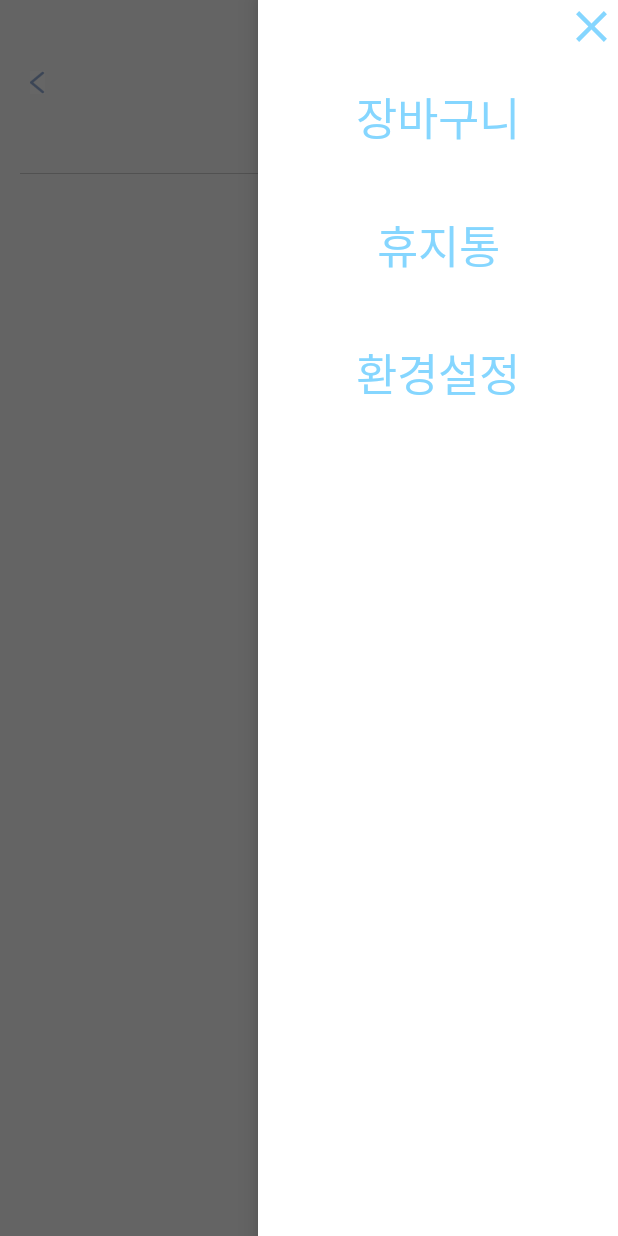
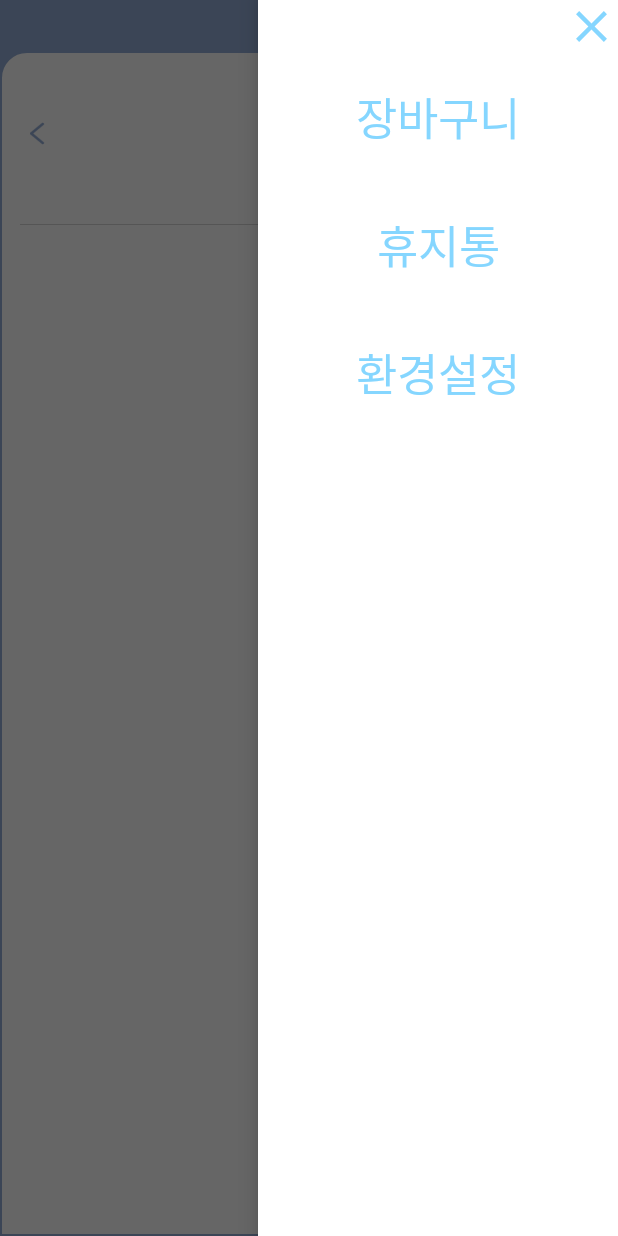
Before and after one commit to HyeonSeong-P/Naengbiseo, an Android app: the BasketFragment screen opened through its navigation route, with the side drawer open, on a phone screen of 412 x 824 dp. Run offline under Robolectric (Android 15) with nearby library versions, the phone set to English and light mode, and no system bars; our stand-ins replace Room's generated code; 4 statements that could not run were skipped.

Commit message:
Shopping cart(add at DB is not done)

```diff
--- a/NaengBiSeo/app/src/main/java/com/example/naengbiseo/fragment/BasketFragment.kt
+++ b/NaengBiSeo/app/src/main/java/com/example/naengbiseo/fragment/BasketFragment.kt
@@ -20,6 +20,7 @@ import com.example.naengbiseo.viewmodel.BasketViewModel
 import com.example.naengbiseo.viewmodel.BasketViewModelFactory
 import com.example.naengbiseo.viewmodel.FoodAddViewModel
 import com.example.naengbiseo.viewmodel.FoodAddViewModelFactory
+import kotlinx.android.synthetic.main.basket_food_item.*
 import kotlinx.android.synthetic.main.fragment_basket.*
 
 class BasketFragment :Fragment(){
@@ -48,5 +49,9 @@ class BasketFragment :Fragment(){
             Log.d("MSG","icons_data changed")
             viewAdapter.iconList = it
         })
+
+        backButtonInBasketFragment.setOnClickListener {
+            TODO()
+        }
     }
 }
--- a/NaengBiSeo/app/src/main/java/com/example/naengbiseo/viewmodel/BasketViewModel.kt
+++ b/NaengBiSeo/app/src/main/java/com/example/naengbiseo/viewmodel/BasketViewModel.kt
@@ -18,6 +18,12 @@ class BasketViewModel (private val foodDataRepository: FoodDataRepository): View
         _icons_data.setValue(iconList)
     }
 
+    fun delIcon(position: Int) {
+        var iconList: MutableList<FoodIcon> = icons_data.value!!
+        iconList.removeAt(position)
+        _icons_data.setValue(iconList)
+    }
+
     var TAG = javaClass.simpleName
 
     /** 뷰모델에서 모델로 데이터를 넣기위한거?*/
--- a/NaengBiSeo/app/src/main/res/drawable/category_underline.xml
+++ b/NaengBiSeo/app/src/main/res/drawable/category_underline.xml
@@ -8,9 +8,9 @@
         <shape android:shape="rectangle" >
             <stroke
                 android:width="1dp"
-                android:color="#cccccc" />
+                android:color="#cccccccc" />
 
-            <solid android:color="#cccccc" />
+            <solid android:color="#cccccccc" />
         </shape>
     </item>
 </layer-list>
--- /dev/null
+++ b/NaengBiSeo/app/src/main/res/drawable/main_background.xml
@@ -0,0 +1,12 @@
+<?xml version="1.0" encoding="utf-8"?>
+<shape xmlns:android="http://schemas.android.com/apk/res/android"
+    android:padding="10dp"
+    android:shape="rectangle" >
+    <solid android:color="@color/white" />
+    <corners
+        android:topLeftRadius="17dp"
+        android:topRightRadius="17dp" />
+    <stroke
+        android:width="1dp"
+        android:color="#95aed7" />
+</shape>
--- a/NaengBiSeo/app/src/main/res/layout/fragment_basket.xml
+++ b/NaengBiSeo/app/src/main/res/layout/fragment_basket.xml
@@ -1,27 +1,27 @@
 <?xml version="1.0" encoding="utf-8"?>
-<androidx.constraintlayout.widget.ConstraintLayout xmlns:android="http://schemas.android.com/apk/res/android"
-    android:layout_width="match_parent"
+<androidx.constraintlayout.widget.ConstraintLayout android:layout_width="match_parent"
     android:layout_height="match_parent"
+    xmlns:android="http://schemas.android.com/apk/res/android"
     xmlns:app="http://schemas.android.com/apk/res-auto"
-    xmlns:tools="http://schemas.android.com/tools">
+    xmlns:tools="http://schemas.android.com/tools"
+    android:background="#95aed7">
 
-    <ImageButton
-        android:layout_width="10dp"
-        android:layout_height="15dp"
-        android:src="@drawable/back_button"
-        android:background="#FFFFFF"
-        app:layout_constraintTop_toTopOf="@id/basketTextView"
-        app:layout_constraintBottom_toBottomOf="@id/basketTextView"
-        app:layout_constraintLeft_toLeftOf="parent"
-        android:layout_marginLeft="20dp"
-        android:adjustViewBounds="true"
-        android:scaleType="fitCenter"/>
+    <View
+        android:id="@+id/view1"
+        android:layout_width="match_parent"
+        android:layout_height="0dp"
+        android:layout_marginTop="34dp"
+        android:background="@drawable/main_background"
+        app:layout_constraintBottom_toBottomOf="parent"
+        app:layout_constraintTop_toTopOf="parent"
+        app:layout_constraintVertical_bias="0.0"
+        tools:layout_editor_absoluteX="70dp" />
 
     <TextView
         android:id="@+id/basketTextView"
         android:layout_width="match_parent"
         android:layout_height="110dp"
-        app:layout_constraintTop_toTopOf="parent"
+        app:layout_constraintTop_toTopOf="@id/view1"
         android:text="장바구니"
         android:textSize="15sp"
         android:textColor="#333333"
@@ -29,7 +29,21 @@
         android:textAlignment="center"
         android:gravity="center"/>
 
+    <ImageButton
+        android:id="@+id/backButtonInBasketFragment"
+        android:layout_width="10dp"
+        android:layout_height="15dp"
+        android:src="@drawable/back_button"
+        android:background="#FFFFFF"
+        app:layout_constraintTop_toTopOf="@id/basketTextView"
+        app:layout_constraintBottom_toBottomOf="@id/basketTextView"
+        app:layout_constraintLeft_toLeftOf="@id/view1"
+        android:layout_marginLeft="20dp"
+        android:adjustViewBounds="true"
+        android:scaleType="fitCenter"/>
+
     <View
+        android:id="@+id/basketUnderline"
         android:layout_width="match_parent"
         android:layout_height="1.5dp"
         android:layout_marginTop="5dp"
@@ -44,7 +58,7 @@
         android:layout_height="0dp"
         tools:context=".fragment.BasketFragment"
         app:layout_constraintTop_toBottomOf="@id/basketTextView"
-        app:layout_constraintBottom_toBottomOf="parent"
+        app:layout_constraintBottom_toBottomOf="@id/view1"
         />
 
 </androidx.constraintlayout.widget.ConstraintLayout>
```
Also changed, not shown: NaengBiSeo/app/src/main/java/com/example/naengbiseo/adapter/BasketViewHolder.kt (+20 -1 lines), NaengBiSeo/app/src/main/res/layout/basket_food_item.xml (+26 -3 lines), NaengBiSeo/app/src/main/res/drawable/buy_button.png (added), NaengBiSeo/app/src/main/res/drawable/drawable-hdpi/구매완료버튼.png (added), NaengBiSeo/app/src/main/res/drawable/drawable-mdpi/구매완료버튼.png (added), NaengBiSeo/app/src/main/res/drawable/drawable-xhdpi/구매완료버튼.png (added), NaengBiSeo/app/src/main/res/drawable/drawable-xxhdpi/구매완료버튼.png (added), NaengBiSeo/app/src/main/res/drawable/drawable-xxxhdpi/buy_button.png (added).
